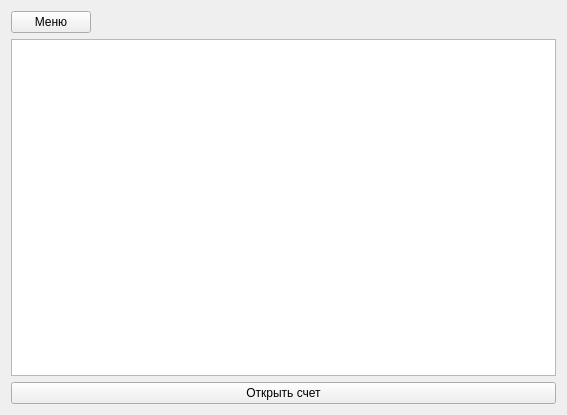
First picture: the form in interfaces/invoice_registry.ui, repository RichCake/Kursovoj-proekt-Karpov-313IS, before the edit.
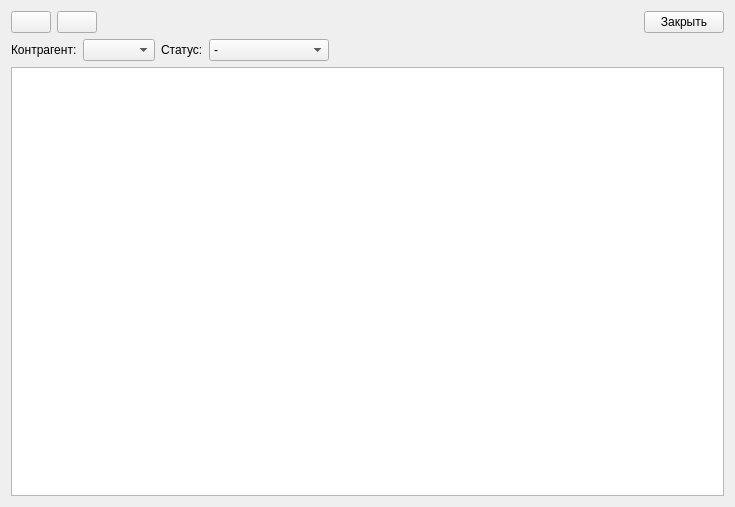
Second picture: the form after the edit. Icons and pictures are not drawn.

The edit to the form file:
```diff
--- a/interfaces/invoice_registry.ui
+++ b/interfaces/invoice_registry.ui
@@ -6,22 +6,33 @@
    <rect>
     <x>0</x>
     <y>0</y>
-    <width>567</width>
-    <height>415</height>
+    <width>735</width>
+    <height>507</height>
    </rect>
   </property>
   <property name="windowTitle">
    <string>Form</string>
   </property>
-  <layout class="QVBoxLayout" name="verticalLayout_2">
-   <item>
     <layout class="QVBoxLayout" name="verticalLayout">
      <item>
       <layout class="QHBoxLayout" name="horizontalLayout">
        <item>
         <widget class="QPushButton" name="open_menu_btn">
          <property name="text">
-          <string>Меню</string>
+        <string/>
+       </property>
+       <property name="icon">
+        <iconset theme="QIcon::ThemeIcon::ViewRefresh"/>
+       </property>
+      </widget>
+     </item>
+     <item>
+      <widget class="QPushButton" name="create_btn">
+       <property name="text">
+        <string/>
+       </property>
+       <property name="icon">
+        <iconset theme="QIcon::ThemeIcon::ListAdd"/>
          </property>
         </widget>
        </item>
@@ -41,20 +52,90 @@
          </property>
         </spacer>
        </item>
+     <item>
+      <widget class="QPushButton" name="close_btn">
+       <property name="text">
+        <string>Закрыть</string>
+       </property>
+       <property name="icon">
+        <iconset theme="QIcon::ThemeIcon::ApplicationExit"/>
+       </property>
+      </widget>
+     </item>
       </layout>
      </item>
      <item>
-      <widget class="QListWidget" name="invoice_list"/>
+    <layout class="QHBoxLayout" name="horizontalLayout_2">
+     <item>
+      <widget class="QLabel" name="label">
+       <property name="sizePolicy">
+        <sizepolicy hsizetype="Preferred" vsizetype="Fixed">
+         <horstretch>0</horstretch>
+         <verstretch>0</verstretch>
+        </sizepolicy>
+       </property>
+       <property name="text">
+        <string>Контрагент:</string>
+       </property>
+      </widget>
      </item>
      <item>
-      <widget class="QPushButton" name="open_invoice_btn">
+      <widget class="QComboBox" name="vender_combo_box"/>
+     </item>
+     <item>
+      <widget class="QLabel" name="label_2">
        <property name="text">
-        <string>Открыть счет</string>
+        <string>Статус:</string>
        </property>
       </widget>
      </item>
+     <item>
+      <widget class="QComboBox" name="comboBox">
+       <item>
+        <property name="text">
+         <string>-</string>
+        </property>
+       </item>
+       <item>
+        <property name="text">
+         <string>Не согласовано</string>
+        </property>
+       </item>
+       <item>
+        <property name="text">
+         <string>Согласовано</string>
+        </property>
+       </item>
+       <item>
+        <property name="text">
+         <string>Отклонено</string>
+        </property>
+       </item>
+       <item>
+        <property name="text">
+         <string>Выполнено</string>
+        </property>
+       </item>
+      </widget>
+     </item>
+     <item>
+      <spacer name="horizontalSpacer_2">
+       <property name="orientation">
+        <enum>Qt::Orientation::Horizontal</enum>
+       </property>
+       <property name="sizeHint" stdset="0">
+        <size>
+         <width>40</width>
+         <height>20</height>
+        </size>
+       </property>
+      </spacer>
+     </item>
     </layout>
    </item>
+   <item>
+    <widget class="QTableView" name="invoice_list"/>
+   </item>
   </layout>
  </widget>
  <resources/>
```
Left out of the diff: 2 changed lines with no effect on the pictures. Lines whose indentation alone changed are shown as unchanged.
